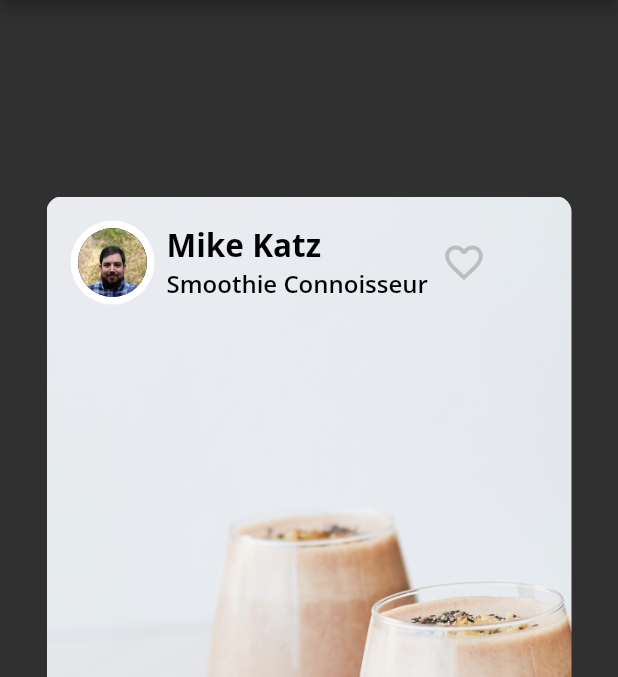
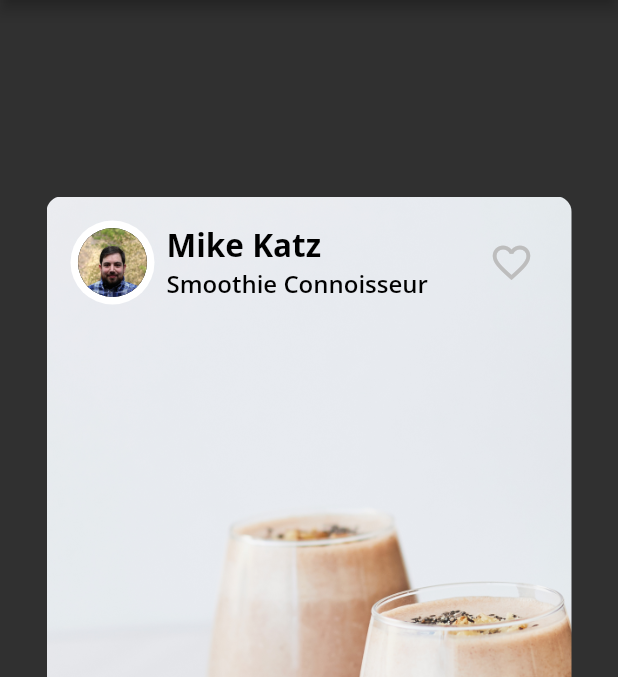
Before and after one commit to 4johndoe/fl_recipies, a Flutter app: the screen it shows after launch, item 2 of the bottom bar chosen, on a phone screen of 412 x 824 dp, the part 84-761 px from its top. Run offline on Flutter 3.47's test engine with Material 2 defaults, Android fonts, the phone set to English and light mode, and no system bars; our stand-ins replace google_fonts.

Commit message:
added alignment

```diff
--- a/lib/author_card.dart
+++ b/lib/author_card.dart
@@ -21,7 +21,7 @@ class AuthorCard extends StatelessWidget {
     return Container(
       padding: const EdgeInsets.all(16),
       child: Row(
-        // TODO 3: add alignment
+        mainAxisAlignment: MainAxisAlignment.spaceBetween,
         children: [
           // 1
           Row(
```
